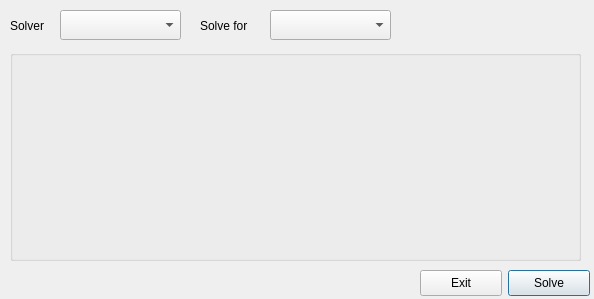
This is ui/gsaDlg.ui in graspit-simulator/graspit as Qt 5 draws it before an edit. The edited form follows.
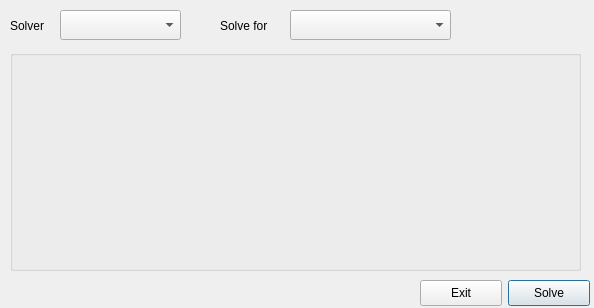
This is the edited form. Custom widgets are drawn as their Qt base class.

Commit message: Finishing touches to grasp stability analysis UI and connected it to GraspSolver methods

What changed in the file:
```diff
--- a/ui/gsaDlg.ui
+++ b/ui/gsaDlg.ui
@@ -7,7 +7,7 @@
     <x>0</x>
     <y>0</y>
     <width>594</width>
-    <height>299</height>
+    <height>308</height>
    </rect>
   </property>
   <property name="windowTitle">
@@ -19,7 +19,7 @@
      <x>10</x>
      <y>50</y>
      <width>571</width>
-     <height>211</height>
+     <height>221</height>
     </rect>
    </property>
    <property name="title">
@@ -61,7 +61,7 @@
   <widget class="QLabel" name="TextLabel2_2">
    <property name="geometry">
     <rect>
-     <x>200</x>
+     <x>220</x>
      <y>10</y>
      <width>71</width>
      <height>31</height>
@@ -83,9 +83,9 @@
   <widget class="QComboBox" name="solveForComboBox">
    <property name="geometry">
     <rect>
-     <x>270</x>
+     <x>290</x>
      <y>10</y>
-     <width>121</width>
+     <width>161</width>
      <height>30</height>
     </rect>
    </property>
@@ -94,7 +94,7 @@
    <property name="geometry">
     <rect>
      <x>420</x>
-     <y>270</y>
+     <y>280</y>
      <width>82</width>
      <height>26</height>
     </rect>
@@ -107,7 +107,7 @@
    <property name="geometry">
     <rect>
      <x>508</x>
-     <y>270</y>
+     <y>280</y>
      <width>82</width>
      <height>26</height>
     </rect>
```
The commit also changes 4 other files.
